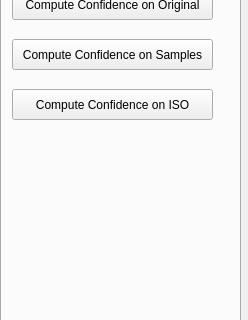
sunwaylive/quality-driven-poisson-guided-autoscanning, file Point Cloud/UI/poisson_para.ui: the form before one commit; both pictures show x 0 to 248 and y 187 to 507 of the 248 by 754 pixel window.
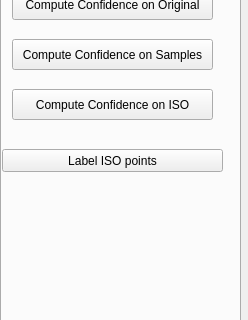
The form after the commit.

Commit message: fixed w2, now the iso confidence is correct

```diff
--- a/Point Cloud/UI/poisson_para.ui
+++ b/Point Cloud/UI/poisson_para.ui
@@ -106,13 +106,6 @@
       <string>GroupBox</string>
      </property>
      <layout class="QVBoxLayout" name="verticalLayout_2">
-      <item>
-       <widget class="QPushButton" name="pushButton_label_iso_points">
-        <property name="text">
-         <string>Label ISO points</string>
-        </property>
-       </widget>
-      </item>
       <item>
        <widget class="QPushButton" name="pushButton_label_smooth">
         <property name="text">
@@ -414,6 +407,19 @@
       <string>Compute Confidence on ISO</string>
      </property>
     </widget>
+    <widget class="QPushButton" name="pushButton_label_iso_points">
+     <property name="geometry">
+      <rect>
+       <x>0</x>
+       <y>310</y>
+       <width>221</width>
+       <height>23</height>
+      </rect>
+     </property>
+     <property name="text">
+      <string>Label ISO points</string>
+     </property>
+    </widget>
    </widget>
   </widget>
  </widget>
```
The commit also changes 1 other file.
